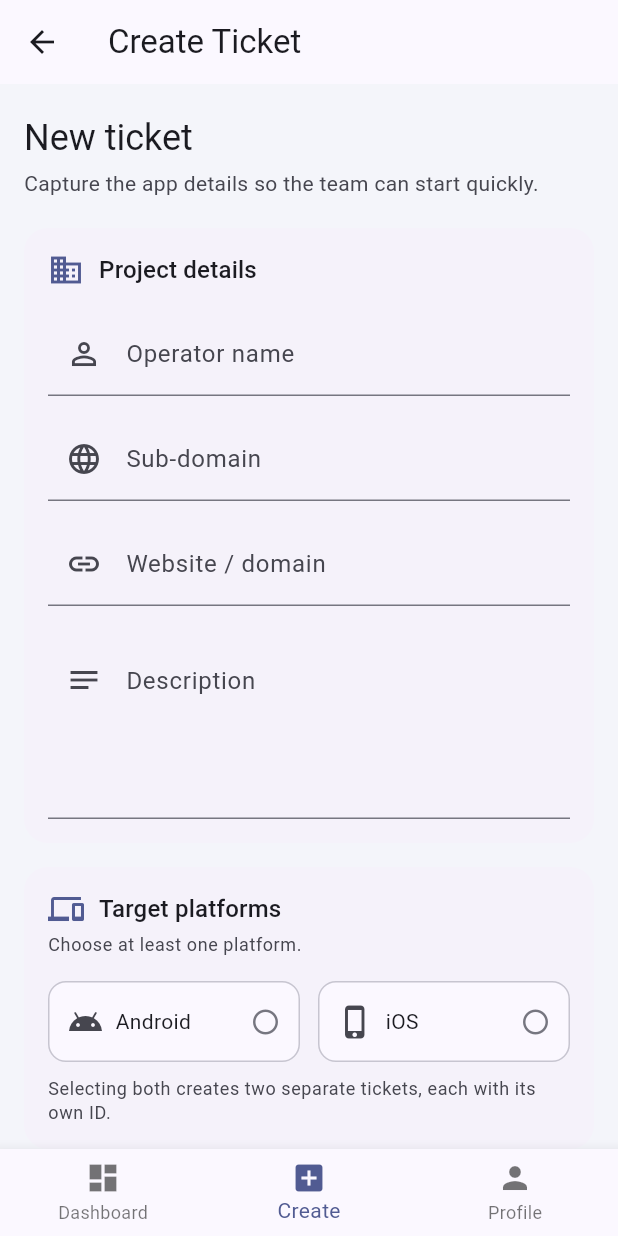
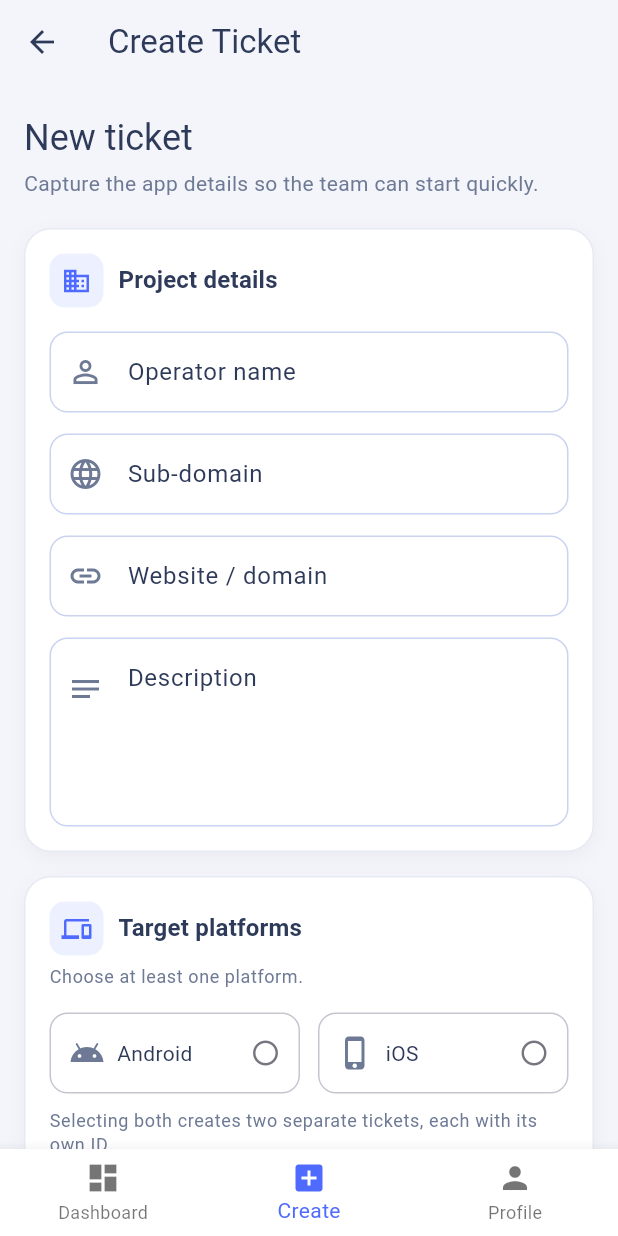
Before and after one commit to sivashankarbitlasoft/creatick-flutter, a Flutter app: the HomeScreen screen opened directly, item 2 of the bottom bar chosen, on a phone screen of 412 x 824 dp. Run offline on Flutter 3.47's test engine with Material 3 defaults, Android fonts, the light colour scheme and no system bars; our stand-ins replace flutter_riverpod, shared_preferences; accounts and stored records are empty.

Commit message:
UI issue fixed in Profile and Create ticket

```diff
--- a/lib/screens/home/create_ticket_tab.dart
+++ b/lib/screens/home/create_ticket_tab.dart
@@ -307,25 +307,46 @@
     required Widget child,
   }) {
     final colors = Theme.of(context).colorScheme;
-    return Card(
-      margin: EdgeInsets.zero,
-      elevation: 0,
-      color: colors.surfaceContainerLow,
-      shape: RoundedRectangleBorder(borderRadius: BorderRadius.circular(16)),
-      child: Padding(
+    return Container(
+      decoration: BoxDecoration(
+        color: Colors.white,
+        borderRadius: BorderRadius.circular(18),
+        border: Border.all(color: const Color(0xFFE6EAF5)),
+        boxShadow: [
+          BoxShadow(
+            color: Colors.black.withValues(alpha: 0.04),
+            blurRadius: 10,
+            offset: const Offset(0, 4),
+          ),
+        ],
+      ),
       padding: const EdgeInsets.all(16),
       child: Column(
         crossAxisAlignment: CrossAxisAlignment.start,
         children: [
           Row(
             children: [
-                Icon(icon, color: colors.primary),
+              Container(
+                width: 36,
+                height: 36,
+                decoration: BoxDecoration(
+                  color: colors.primary.withValues(alpha: 0.1),
+                  borderRadius: BorderRadius.circular(10),
+                ),
+                child: Icon(icon, color: colors.primary, size: 20),
+              ),
               const SizedBox(width: 10),
-                Text(title, style: Theme.of(context).textTheme.titleMedium),
+              Text(
+                title,
+                style: Theme.of(context).textTheme.titleMedium?.copyWith(
+                  color: colors.onSurface,
+                  fontWeight: FontWeight.w700,
+                ),
+              ),
             ],
           ),
           if (subtitle != null) ...[
-              const SizedBox(height: 4),
+            const SizedBox(height: 6),
             Text(
               subtitle,
               style: Theme.of(context).textTheme.bodySmall?.copyWith(
@@ -336,7 +357,6 @@
           const SizedBox(height: 16),
           child,
         ],
-        ),
       ),
     );
   }
```
Also changed, not shown: lib/main.dart (+86 -2 lines). Lines whose indentation alone changed are shown as unchanged.
